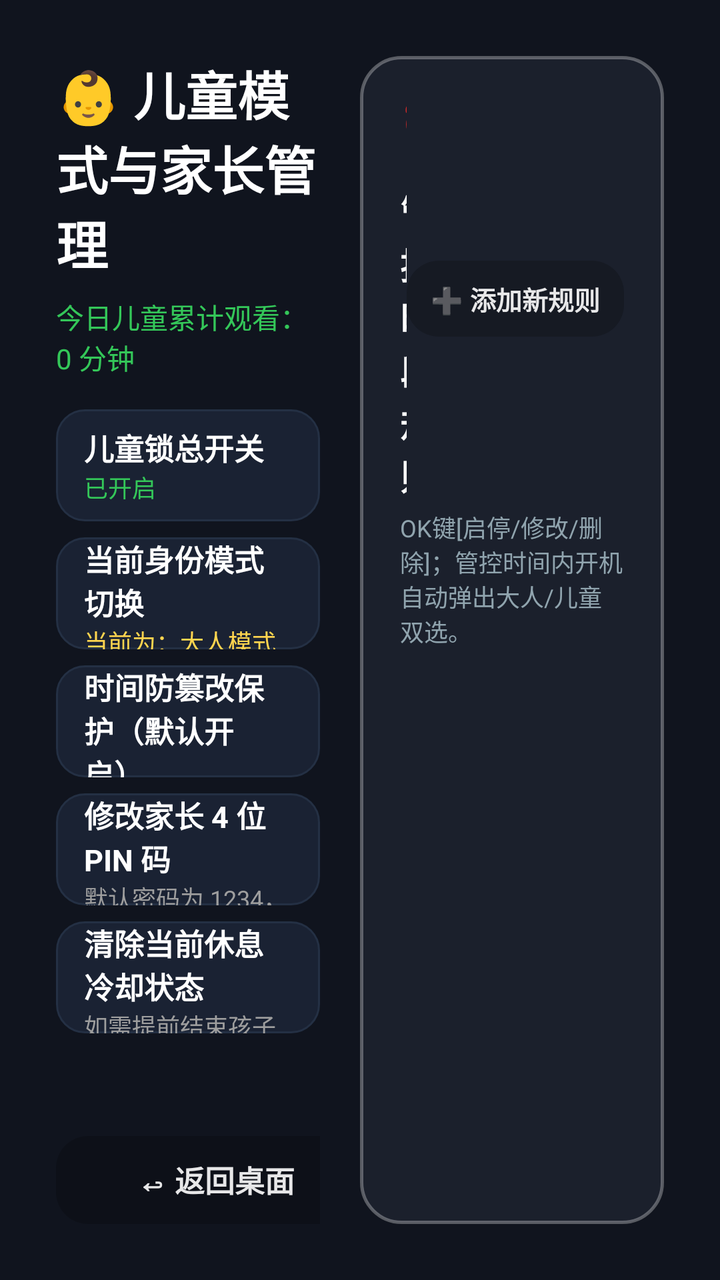
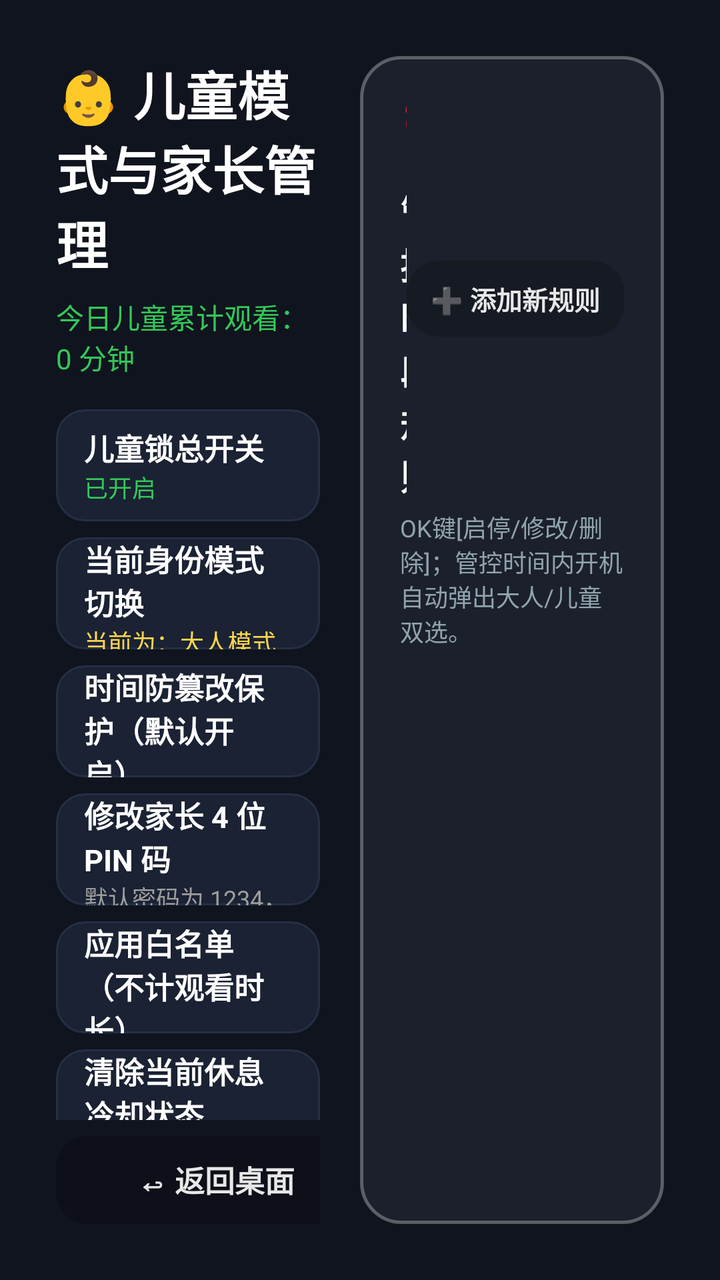

Two renders of the same Android screen: before a commit and after it. Below are the layout's source before the change and the commit's diff.
<!-- AndroidManifest.xml: activity theme android:Theme.NoTitleBar.Fullscreen -->
<!-- res/layout/activity_child_lock_settings.xml -->
<?xml version="1.0" encoding="utf-8"?>
<LinearLayout xmlns:android="http://schemas.android.com/apk/res/android"
    android:layout_width="match_parent"
    android:layout_height="match_parent"
    android:background="#FF10141E"
    android:orientation="horizontal"
    android:padding="28dp">

    
    <LinearLayout
        android:layout_width="0dp"
        android:layout_height="match_parent"
        android:layout_weight="1"
        android:orientation="vertical"
        android:paddingEnd="20dp">

        <TextView
            android:layout_width="wrap_content"
            android:layout_height="wrap_content"
            android:text="👶 儿童模式与家长管理"
            android:textColor="#FFFFFFFF"
            android:textSize="26sp"
            android:textStyle="bold" />

        <TextView
            android:id="@+id/tv_today_watched"
            android:layout_width="wrap_content"
            android:layout_height="wrap_content"
            android:layout_marginTop="8dp"
            android:text="今日儿童累计观看：0 分钟"
            android:textColor="#34C759"
            android:textSize="14sp" />

        <ScrollView
            android:layout_width="match_parent"
            android:layout_height="0dp"
            android:layout_marginTop="16dp"
            android:layout_weight="1"
            android:scrollbars="none">

            <LinearLayout
                android:layout_width="match_parent"
                android:layout_height="wrap_content"
                android:orientation="vertical">

                
                <LinearLayout
                    android:id="@+id/row_master_switch"
                    android:layout_width="match_parent"
                    android:layout_height="56dp"
                    android:background="@drawable/settings_row_bg"
                    android:focusable="true"
                    android:gravity="center_vertical"
                    android:orientation="vertical"
                    android:paddingStart="14dp"
                    android:paddingEnd="14dp"
                    android:layout_marginBottom="8dp">

                    <TextView
                        android:layout_width="wrap_content"
                        android:layout_height="wrap_content"
                        android:text="儿童锁总开关"
                        android:textColor="#FFFFFFFF"
                        android:textSize="15sp"
                        android:textStyle="bold" />

                    <TextView
                        android:id="@+id/tv_master_switch_status"
                        android:layout_width="wrap_content"
                        android:layout_height="wrap_content"
                        android:text="已开启"
                        android:textColor="#34C759"
                        android:textSize="12sp" />
                </LinearLayout>

                
                <LinearLayout
                    android:id="@+id/row_switch_mode"
                    android:layout_width="match_parent"
                    android:layout_height="56dp"
                    android:background="@drawable/settings_row_bg"
                    android:focusable="true"
                    android:gravity="center_vertical"
                    android:orientation="vertical"
                    android:paddingStart="14dp"
                    android:paddingEnd="14dp"
                    android:layout_marginBottom="8dp">

                    <TextView
                        android:layout_width="wrap_content"
                        android:layout_height="wrap_content"
                        android:text="当前身份模式切换"
                        android:textColor="#FFFFFFFF"
                        android:textSize="15sp"
                        android:textStyle="bold" />

                    <TextView
                        android:id="@+id/tv_current_mode_status"
                        android:layout_width="wrap_content"
                        android:layout_height="wrap_content"
                        android:text="当前为：大人模式"
                        android:textColor="#FFD54F"
                        android:textSize="12sp" />
                </LinearLayout>

                
                <LinearLayout
                    android:id="@+id/row_anti_tamper"
                    android:layout_width="match_parent"
                    android:layout_height="56dp"
                    android:background="@drawable/settings_row_bg"
                    android:focusable="true"
                    android:gravity="center_vertical"
                    android:orientation="vertical"
                    android:paddingStart="14dp"
                    android:paddingEnd="14dp"
                    android:layout_marginBottom="8dp">

                    <TextView
                        android:layout_width="wrap_content"
                        android:layout_height="wrap_content"
                        android:text="时间防篡改保护（默认开启）"
                        android:textColor="#FFFFFFFF"
                        android:textSize="15sp"
                        android:textStyle="bold" />

                    <TextView
                        android:id="@+id/tv_anti_tamper_status"
                        android:layout_width="wrap_content"
                        android:layout_height="wrap_content"
                        android:text="已开启（检测时间被回拨强制锁屏）"
                        android:textColor="#34C759"
                        android:textSize="12sp" />
                </LinearLayout>

                
                <LinearLayout
                    android:id="@+id/row_change_password"
                    android:layout_width="match_parent"
                    android:layout_height="56dp"
                    android:background="@drawable/settings_row_bg"
                    android:focusable="true"
                    android:gravity="center_vertical"
                    android:orientation="vertical"
                    android:paddingStart="14dp"
                    android:paddingEnd="14dp"
                    android:layout_marginBottom="8dp">

                    <TextView
                        android:layout_width="wrap_content"
                        android:layout_height="wrap_content"
                        android:text="修改家长 4 位 PIN 码"
                        android:textColor="#FFFFFFFF"
                        android:textSize="15sp"
                        android:textStyle="bold" />

                    <TextView
                        android:layout_width="wrap_content"
                        android:layout_height="wrap_content"
                        android:text="默认密码为 1234，点击修改"
                        android:textColor="#9E9E9E"
                        android:textSize="12sp" />
                </LinearLayout>

                
                <LinearLayout
                    android:id="@+id/row_reset_cooldown"
                    android:layout_width="match_parent"
                    android:layout_height="56dp"
                    android:background="@drawable/settings_row_bg"
                    android:focusable="true"
                    android:gravity="center_vertical"
                    android:orientation="vertical"
                    android:paddingStart="14dp"
                    android:paddingEnd="14dp"
                    android:layout_marginBottom="8dp">

                    <TextView
                        android:layout_width="wrap_content"
                        android:layout_height="wrap_content"
                        android:text="清除当前休息冷却状态"
                        android:textColor="#FFFFFFFF"
                        android:textSize="15sp"
                        android:textStyle="bold" />

                    <TextView
                        android:layout_width="wrap_content"
                        android:layout_height="wrap_content"
                        android:text="如需提前结束孩子休息时间可点此"
                        android:textColor="#9E9E9E"
                        android:textSize="12sp" />
                </LinearLayout>

            </LinearLayout>
        </ScrollView>

        <Button
            android:id="@+id/btn_close_settings"
            android:layout_width="160dp"
            android:layout_height="44dp"
            android:layout_marginTop="8dp"
            android:background="@drawable/emotn_card_bg"
            android:text="↩ 返回桌面"
            android:textColor="@color/menu_item_text_color"
            android:textSize="15sp"
            android:textStyle="bold"
            android:focusable="true" />
    </LinearLayout>

    
    <LinearLayout
        android:layout_width="0dp"
        android:layout_height="match_parent"
        android:layout_weight="1"
        android:orientation="vertical"
        android:background="@drawable/bg_menu_bubble"
        android:padding="20dp">

        <LinearLayout
            android:layout_width="match_parent"
            android:layout_height="wrap_content"
            android:orientation="horizontal"
            android:gravity="center_vertical">

            <TextView
                android:layout_width="0dp"
                android:layout_height="wrap_content"
                android:layout_weight="1"
                android:text="⏰ 管控时段规则"
                android:textColor="#FFFFFFFF"
                android:textSize="18sp"
                android:textStyle="bold" />

            <Button
                android:id="@+id/btn_add_rule"
                android:layout_width="wrap_content"
                android:layout_height="38dp"
                android:background="@drawable/emotn_card_bg"
                android:text="➕ 添加新规则"
                android:textColor="@color/menu_item_text_color"
                android:textSize="13sp"
                android:textStyle="bold"
                android:paddingStart="12dp"
                android:paddingEnd="12dp"
                android:focusable="true" />
        </LinearLayout>

        <TextView
            android:layout_width="wrap_content"
            android:layout_height="wrap_content"
            android:layout_marginTop="4dp"
            android:text="OK键[启停/修改/删除]；管控时间内开机自动弹出大人/儿童双选。"
            android:textColor="#90A4AE"
            android:textSize="12sp" />

        <ScrollView
            android:layout_width="match_parent"
            android:layout_height="0dp"
            android:layout_marginTop="14dp"
            android:layout_weight="1">

            <LinearLayout
                android:id="@+id/layout_rules_container"
                android:layout_width="match_parent"
                android:layout_height="wrap_content"
                android:orientation="vertical" />
        </ScrollView>
    </LinearLayout>

</LinearLayout>
<!-- resources referenced by this layout -->
<resources>
  <!-- drawable bg_menu_bubble (drawable) -->
  <?xml version="1.0" encoding="utf-8"?>
  <shape xmlns:android="http://schemas.android.com/apk/res/android"
      android:shape="rectangle">
      <solid android:color="#E61C222E" />
      <corners android:radius="20dp" />
      <stroke android:width="1.5dp" android:color="#4DFFFFFF" />
  </shape>
  <!-- drawable emotn_card_bg (drawable) -->
  <?xml version="1.0" encoding="utf-8"?>
  <selector xmlns:android="http://schemas.android.com/apk/res/android">
      <item android:state_focused="true">
          <shape android:shape="rectangle">
              <solid android:color="#FFFFFFFF" />
              <corners android:radius="16dp" />
              <stroke android:width="3dp" android:color="#FFFFFFFF" />
          </shape>
      </item>
      <item>
          <shape android:shape="rectangle">
              <solid android:color="#33000000" />
              <corners android:radius="16dp" />
          </shape>
      </item>
  </selector>
  <!-- drawable settings_row_bg (drawable) -->
  <?xml version="1.0" encoding="utf-8"?>
  <selector xmlns:android="http://schemas.android.com/apk/res/android">
      <item android:state_focused="true">
          <shape android:shape="rectangle">
              <solid android:color="#2A3B54" />
              <corners android:radius="14dp" />
              <stroke android:width="3dp" android:color="#FFFFFFFF" />
          </shape>
      </item>
      <item>
          <shape android:shape="rectangle">
              <solid android:color="#1A2233" />
              <corners android:radius="14dp" />
              <stroke android:width="1dp" android:color="#243044" />
          </shape>
      </item>
  </selector>
</resources>

<!-- the commit's change to res/layout/activity_child_lock_settings.xml (unified diff, before → after) -->
@@ -158,6 +158,36 @@
                         android:layout_width="wrap_content"
                         android:layout_height="wrap_content"
                         android:text="默认密码为 1234，点击修改"
+                        android:textColor="#9E9E9E"
+                        android:textSize="12sp" />
+                </LinearLayout>
+
+                
+                <LinearLayout
+                    android:id="@+id/row_app_whitelist"
+                    android:layout_width="match_parent"
+                    android:layout_height="56dp"
+                    android:background="@drawable/settings_row_bg"
+                    android:focusable="true"
+                    android:gravity="center_vertical"
+                    android:orientation="vertical"
+                    android:paddingStart="14dp"
+                    android:paddingEnd="14dp"
+                    android:layout_marginBottom="8dp">
+
+                    <TextView
+                        android:layout_width="wrap_content"
+                        android:layout_height="wrap_content"
+                        android:text="应用白名单（不计观看时长）"
+                        android:textColor="#FFFFFFFF"
+                        android:textSize="15sp"
+                        android:textStyle="bold" />
+
+                    <TextView
+                        android:id="@+id/tv_app_whitelist_status"
+                        android:layout_width="wrap_content"
+                        android:layout_height="wrap_content"
+                        android:text="已选 0 个应用"
                         android:textColor="#9E9E9E"
                         android:textSize="12sp" />
                 </LinearLayout>
